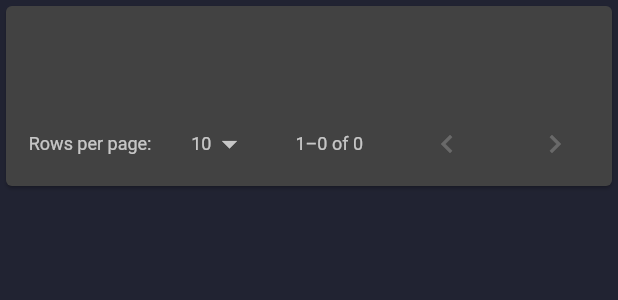
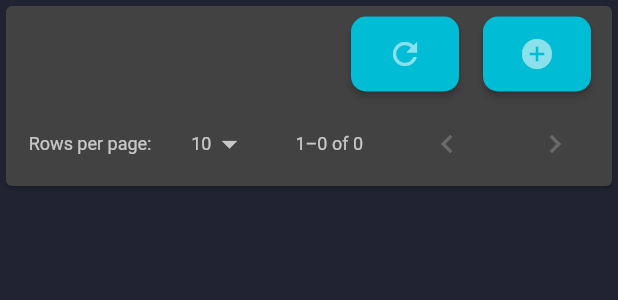
Before and after one commit to os01ri/MealMate-Dashboard, a Flutter app: the MMDataTable widget shown alone on an empty page, opened directly with empty values, on a phone screen of 412 x 824 dp. Shown: the top 300 px of the screen. Run offline on Flutter 3.47's test engine with Material 2 defaults, Android fonts, the phone set to English and light mode, and no system bars; our stand-ins replace bloc, bot_toast, dartz, equatable, firebase_messaging, flutter_bloc and 6 more; missing offline and left inert: menu_button; accounts and stored records are empty; network calls fail.

Commit message:
refresh button

```diff
--- a/lib/core/ui/widgets/main_button.dart
+++ b/lib/core/ui/widgets/main_button.dart
@@ -1,5 +1,6 @@
 import 'package:flutter/material.dart';
 import 'package:mealmate_dashboard/core/extensions/context_extensions.dart';
+import 'package:mealmate_dashboard/core/helper/responsive.dart';
 
 import '../theme/text_styles.dart';
 
@@ -41,12 +42,13 @@ class MainButton extends StatelessWidget {
             side: const BorderSide(color: Colors.transparent),
           ),
         ),
-        fixedSize: MaterialStateProperty.all(
+        minimumSize: MaterialStateProperty.all(
           Size(
-            width ?? context.width * .3,
-            height ?? context.width * .11,
+            50,
+            50,
           ),
         ),
+
       ),
       onPressed: (onPressed != null)
           ? () {
@@ -55,25 +57,30 @@ class MainButton extends StatelessWidget {
             }
           : null,
       child: FittedBox(
+        child: Padding(
+          padding: const EdgeInsets.all(8.0),
           child: Row(
             mainAxisSize: MainAxisSize.max,
             children: [
+              if(!Responsive.isMobile(context) || (icon==null))
               Text(
                 text,
                 maxLines: 1,
                 overflow: TextOverflow.ellipsis,
                 style: AppTextStyles.styleWeight500(
                   color: textColor,
-                fontSize: fontSize ?? context.width * .0475,
+                  fontSize: fontSize ?? 18
                 ),
               ),
               if (icon != null) ...[
+                if(!Responsive.isMobile(context) || (icon==null))
                 const SizedBox(width: 10),
                 icon!,
               ],
             ],
           ),
         ),
+      ),
     );
   }
 }
--- a/lib/core/ui/widgets/mm_data_table/mm_data_table.dart
+++ b/lib/core/ui/widgets/mm_data_table/mm_data_table.dart
@@ -1,20 +1,17 @@
-import 'dart:math';
-
 import 'package:flutter/material.dart';
+import 'package:mealmate_dashboard/core/ui/widgets/main_button.dart';
 import 'package:mealmate_dashboard/core/ui/widgets/mm_data_table/mm_data_table_column_type.dart';
 import 'package:mealmate_dashboard/core/ui/widgets/mm_data_table/mm_data_table_data_source.dart';
 import 'package:mealmate_dashboard/core/ui/widgets/mm_data_table/mm_data_teble_enums.dart';
-
-
-
 
 class MMDataTable extends StatefulWidget {
   final List<Map<String, dynamic>> data;
   final List<MMDataTableColumn> dataTableColumns;
   final String dataTableTitle;
+  final Function? onAdd;
+  final Function? onRefresh;
 
-
-  MMDataTable({Key? key,required this.data,required this.dataTableColumns,required this.dataTableTitle}) : super(key: key);
+  MMDataTable({Key? key,required this.data,this.onAdd,this.onRefresh,required this.dataTableColumns,required this.dataTableTitle}) : super(key: key);
 
   @override
   _MMDataTableState createState() => _MMDataTableState();
@@ -38,7 +35,37 @@ class _MMDataTableState extends State<MMDataTable> {
     return SizedBox.expand(
       child: SingleChildScrollView(
         child: PaginatedDataTable(
-          header: SelectableText(widget.dataTableTitle),
+          header: Row(
+            mainAxisAlignment: MainAxisAlignment.spaceBetween,
+            children: [
+              SelectableText(widget.dataTableTitle),
+              Row(
+                children: [
+
+                  MainButton(
+                      text: "Refresh",
+                      icon: const Icon(Icons.refresh,
+                        color: Colors.white,
+                      ),
+                      color: Colors.cyan, onPressed: (){
+                      widget.onRefresh!();
+                      }),
+
+                  const SizedBox(width: 16,),
+
+                  MainButton(text: "Add",
+                      icon: const Icon(Icons.add_circle,
+                       color: Colors.white,
+                      ),
+                      color: Colors.cyan, onPressed: (){
+                        widget.onAdd!();
+
+                  }),
+
+                ],
+              )
+            ],
+          ),
           rowsPerPage: _rowsPerPage,
           onRowsPerPageChanged: (rowCount) {
             setState(() {
--- a/lib/features/store/presentation/pages/store_page.dart
+++ b/lib/features/store/presentation/pages/store_page.dart
@@ -23,7 +23,6 @@ class _StorePageState extends State<StorePage> {
   @override
   void initState() {
     super.initState();
-
     _storeCubit = StoreCubit()..getIngredients(IndexIngredientsParams());
   }
 
@@ -93,6 +92,9 @@ class _StorePageState extends State<StorePage> {
       dataTableTitle: "Ingredients Table",
         data: data,
         dataTableColumns: dataTableColumns,
+      onRefresh: (){
+        _storeCubit.getIngredients(IndexIngredientsParams());
+      },
     );
   }
 }
```
Also changed, not shown: lib/main.dart (+0 -88 lines). Lines whose indentation alone changed are shown as unchanged.
